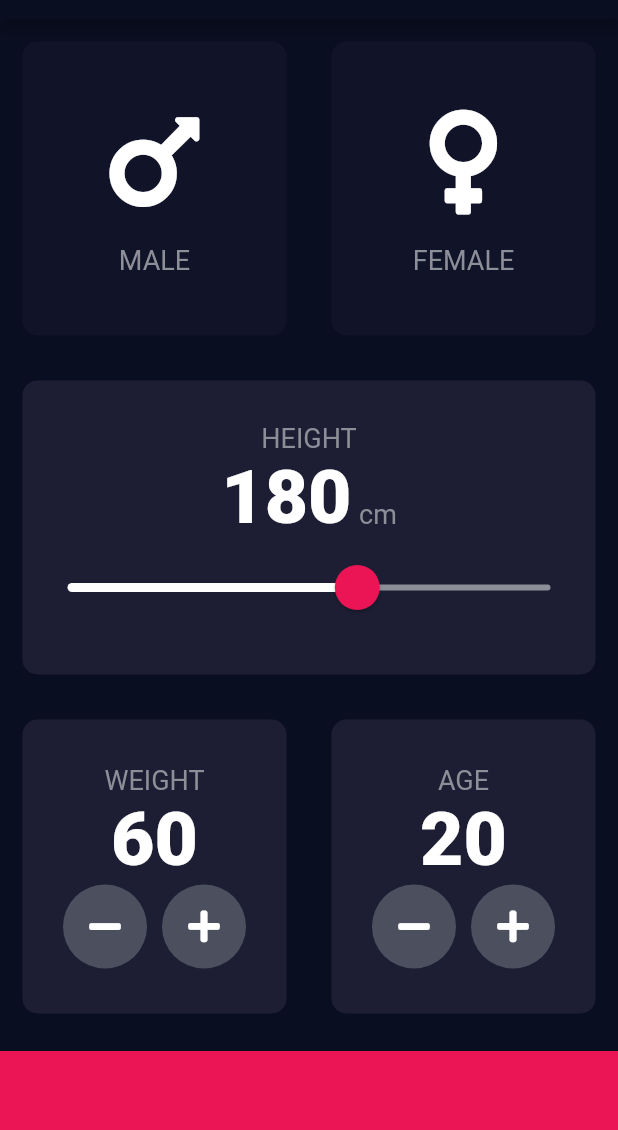
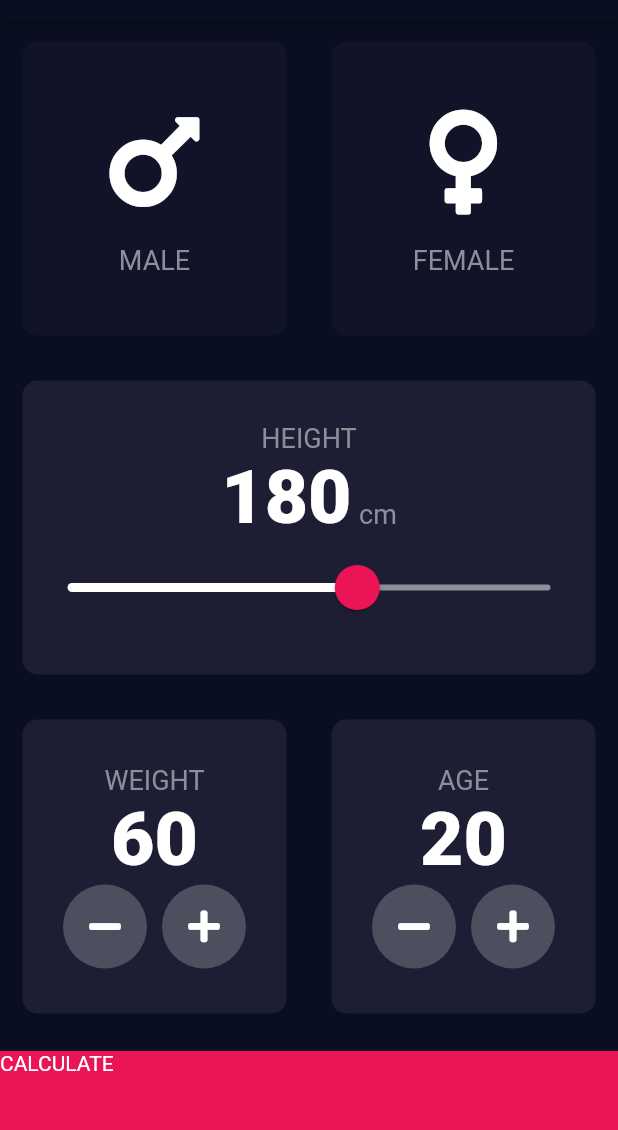
Before and after one commit to Aspabac/BMI_Calculator_flutter, a Flutter app: the screen it shows after launch, on a phone screen of 412 x 824 dp, the part 65-1195 px from its top. Run offline on Flutter 3.47's test engine with Material 2 defaults, Android fonts, the phone set to English and light mode, and no system bars; our stand-ins replace font_awesome_flutter.

Commit message:
added multiple page and a function that jump into another page

```diff
--- a/lib/input_page.dart
+++ b/lib/input_page.dart
@@ -207,11 +207,17 @@ class _InputPageState extends State<InputPage> {
                 ],
               ),
             ),
-            Container(
-              color: kBottomContainerColor,
-              margin: EdgeInsets.only(top: 10.0),
-              width: double.infinity,
-              height: kBottomContainerHeight,
+            GestureDetector(
+              onTap: (){
+                Navigator.pushNamed(context, '/second');
+              },
+              child: Container(
+                child: Text('CALCULATE'),
+                color: kBottomContainerColor,
+                margin: EdgeInsets.only(top: 10.0),
+                width: double.infinity,
+                height: kBottomContainerHeight,
+              ),
             ),
           ],
         ));
--- a/lib/main.dart
+++ b/lib/main.dart
@@ -1,3 +1,4 @@
+import 'package:bmi_calculator/results_page.dart';
 import 'package:flutter/material.dart';
 import 'package:bmi_calculator/input_page.dart';
 
@@ -11,7 +12,11 @@ class BMICalculator extends StatelessWidget {
         scaffoldBackgroundColor: Color(0xFF0A0E21),
         primaryColor: Color(0xFF0A0E21),
       ),
-      home: InputPage(),
+      initialRoute: '/',
+      routes: {
+        '/': (context) => InputPage(),
+        '/second': (context) => ResultsPage()
+      },
     );
   }
 }
```
Also changed, not shown: lib/results_page.dart (added, +18 -0 lines).
